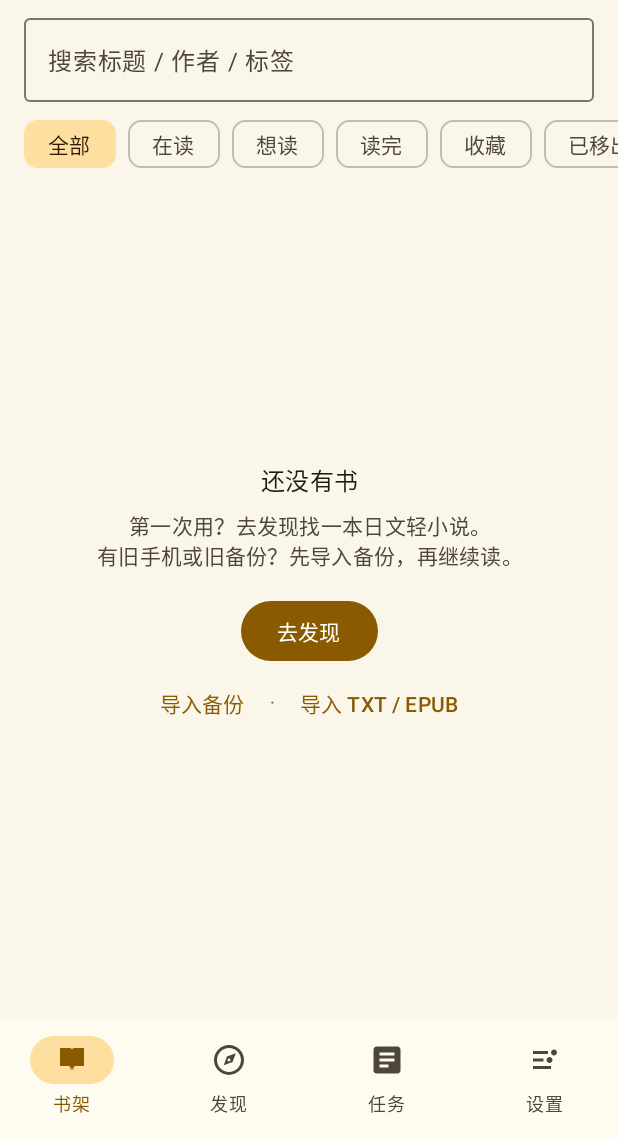
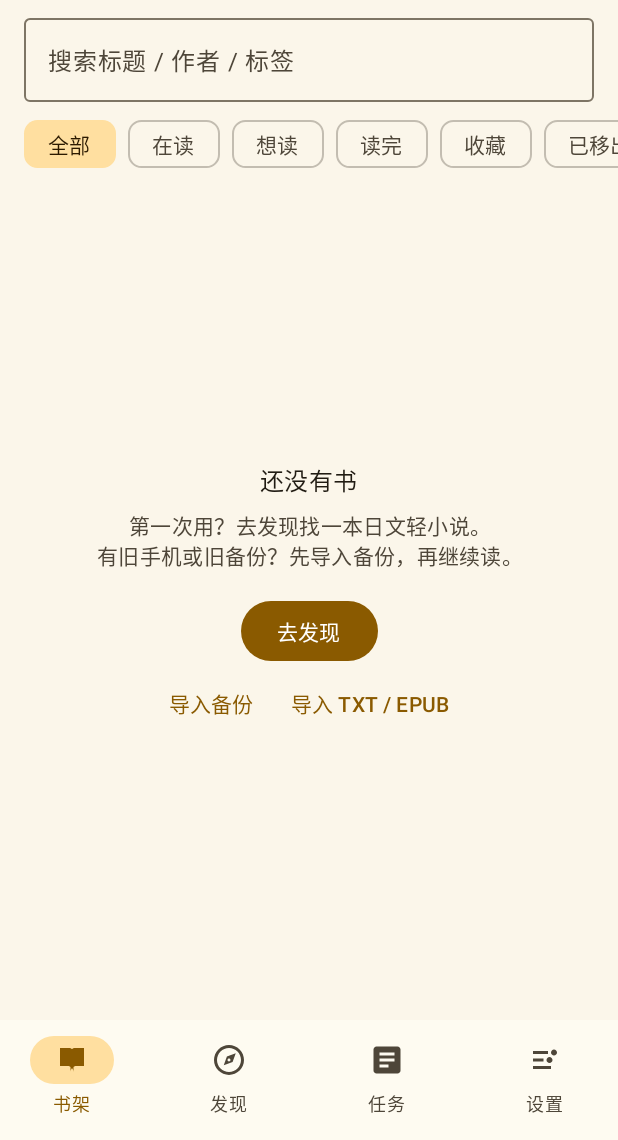
Before and after one commit to Aknpa-Kacyraho/lightnovel, an Android app built with Jetpack Compose: the LibraryRoute screen opened through its navigation route, on a phone screen of 412 x 824 dp, the part 96-1236 px from its top. Run offline under Robolectric (Android 15) with nearby library versions, the phone set to English and light mode, and no system bars; our stand-ins replace Room's generated code; network calls fail.

Commit message:
release: 1.1.1 adaptive reading and honest progress
Cap paged reading at 680dp and center it on tablets and landscape; phone widths are unchanged. Let task actions and empty-shelf entrances wrap with FlowRow when the system font grows. Show the current chapter size before translating and a 正在排版长章节 hint after 300ms so long chapters do not look frozen.

Extract readerContentWidthDp and formatCharCount with coverage, replace deprecated TabRow with PrimaryTabRow, and bump to 1.1.1 / versionCode 40.

```diff
--- a/android/app/build.gradle.kts
+++ b/android/app/build.gradle.kts
@@ -40,8 +40,8 @@ android {
         applicationId = "com.kacyraho.lightnovel"
         minSdk = 26
         targetSdk = 36
-        versionCode = 39
-        versionName = "1.1.0"
+        versionCode = 40
+        versionName = "1.1.1"
 
         testInstrumentationRunner = "androidx.test.runner.AndroidJUnitRunner"
         vectorDrawables.useSupportLibrary = true
--- a/android/app/src/main/java/com/kacyraho/lightnovel/feature/chapters/ChapterListScreen.kt
+++ b/android/app/src/main/java/com/kacyraho/lightnovel/feature/chapters/ChapterListScreen.kt
@@ -43,7 +43,7 @@ import androidx.compose.material3.Scaffold
 import androidx.compose.material3.SnackbarHost
 import androidx.compose.material3.SnackbarHostState
 import androidx.compose.material3.Tab
-import androidx.compose.material3.TabRow
+import androidx.compose.material3.PrimaryTabRow
 import androidx.compose.material3.Text
 import androidx.compose.material3.TextButton
 import androidx.compose.material3.TopAppBar
@@ -379,7 +379,7 @@ fun ChapterListScreen(
                         )
                     }
                     item {
-                        TabRow(selectedTabIndex = if (selectedTab == TAB_INTRO) 0 else 1) {
+                        PrimaryTabRow(selectedTabIndex = if (selectedTab == TAB_INTRO) 0 else 1) {
                             Tab(
                                 selected = selectedTab == TAB_INTRO,
                                 onClick = {
--- a/android/app/src/main/java/com/kacyraho/lightnovel/feature/library/LibraryScreen.kt
+++ b/android/app/src/main/java/com/kacyraho/lightnovel/feature/library/LibraryScreen.kt
@@ -7,6 +7,8 @@ import androidx.compose.foundation.horizontalScroll
 import androidx.compose.foundation.layout.Arrangement
 import androidx.compose.foundation.layout.Box
 import androidx.compose.foundation.layout.Column
+import androidx.compose.foundation.layout.ExperimentalLayoutApi
+import androidx.compose.foundation.layout.FlowRow
 import androidx.compose.foundation.layout.PaddingValues
 import androidx.compose.foundation.layout.Row
 import androidx.compose.foundation.layout.Spacer
@@ -120,7 +122,7 @@ fun LibraryRoute(
     )
 }
 
-@OptIn(ExperimentalMaterial3Api::class)
+@OptIn(ExperimentalMaterial3Api::class, ExperimentalLayoutApi::class)
 @Composable
 fun LibraryScreen(
     state: LibraryUiState,
@@ -346,16 +348,12 @@ fun LibraryScreen(
 
                                 EmptyShelfAction.OPEN_DISCOVER -> {
                                     Button(onClick = onDiscover) { Text("去发现") }
-                                    Row(
-                                        verticalAlignment = Alignment.CenterVertically,
-                                        horizontalArrangement = Arrangement.spacedBy(4.dp),
+                                    FlowRow(
+                                        modifier = Modifier.fillMaxWidth(),
+                                        horizontalArrangement = Arrangement.Center,
+                                        verticalArrangement = Arrangement.spacedBy(0.dp),
                                     ) {
                                         TextButton(onClick = onImport) { Text("导入备份") }
-                                        Text(
-                                            "·",
-                                            style = MaterialTheme.typography.bodySmall,
-                                            color = MaterialTheme.colorScheme.onSurfaceVariant,
-                                        )
                                         TextButton(onClick = onImportDocument) {
                                             Text("导入 TXT / EPUB")
                                         }
--- a/android/app/src/main/java/com/kacyraho/lightnovel/feature/memory/StoryMemoryScreen.kt
+++ b/android/app/src/main/java/com/kacyraho/lightnovel/feature/memory/StoryMemoryScreen.kt
@@ -22,7 +22,7 @@ import androidx.compose.material3.Scaffold
 import androidx.compose.material3.SnackbarHost
 import androidx.compose.material3.SnackbarHostState
 import androidx.compose.material3.Tab
-import androidx.compose.material3.TabRow
+import androidx.compose.material3.PrimaryTabRow
 import androidx.compose.material3.Text
 import androidx.compose.material3.TextButton
 import androidx.compose.material3.TopAppBar
@@ -156,7 +156,7 @@ fun StoryMemoryScreen(
                 .fillMaxSize()
                 .padding(padding),
         ) {
-            TabRow(selectedTabIndex = tab) {
+            PrimaryTabRow(selectedTabIndex = tab) {
                 listOf("术语", "人物", "风格", "前情").forEachIndexed { index, label ->
                     Tab(
                         selected = tab == index,
--- a/android/app/src/main/java/com/kacyraho/lightnovel/feature/reader/ReaderComponents.kt
+++ b/android/app/src/main/java/com/kacyraho/lightnovel/feature/reader/ReaderComponents.kt
@@ -240,6 +240,7 @@ fun ReaderTopBar(
     onShowGlossary: () -> Unit,
     onShowParagraph: () -> Unit,
     onToggleImmersive: () -> Unit,
+    charCount: Int = 0,
 ) {
     val buttonColors = androidx.compose.material3.ButtonDefaults.textButtonColors(
         contentColor = textColor,
@@ -285,6 +286,7 @@ fun ReaderTopBar(
             onShowGlossary = onShowGlossary,
             onShowParagraph = onShowParagraph,
             onToggleImmersive = onToggleImmersive,
+            charCount = charCount,
         )
     }
 }
@@ -389,6 +391,7 @@ private fun TranslationMenu(
     onShowGlossary: () -> Unit,
     onShowParagraph: () -> Unit,
     onToggleImmersive: () -> Unit,
+    charCount: Int = 0,
 ) {
     var expanded by remember { mutableStateOf(false) }
     Box {
@@ -408,6 +411,7 @@ private fun TranslationMenu(
                 translationEnabled = enabled,
                 hasStoryMemory = onOpenMemory != null,
                 queryMode = queryMode,
+                charCount = charCount,
             )
             var renderedGroup: ReaderMenuGroup? = null
             items.forEach { item ->
--- a/android/app/src/main/java/com/kacyraho/lightnovel/feature/tasks/TaskCenterScreen.kt
+++ b/android/app/src/main/java/com/kacyraho/lightnovel/feature/tasks/TaskCenterScreen.kt
@@ -4,6 +4,8 @@ import androidx.compose.foundation.horizontalScroll
 import androidx.compose.foundation.layout.Arrangement
 import androidx.compose.foundation.layout.Box
 import androidx.compose.foundation.layout.Column
+import androidx.compose.foundation.layout.ExperimentalLayoutApi
+import androidx.compose.foundation.layout.FlowRow
 import androidx.compose.foundation.layout.PaddingValues
 import androidx.compose.foundation.layout.Row
 import androidx.compose.foundation.layout.Spacer
@@ -252,6 +254,7 @@ fun TaskCenterRoute(
     }
 }
 
+@OptIn(ExperimentalLayoutApi::class)
 @Composable
 private fun TaskCard(
     task: ChapterTaskRow,
@@ -294,9 +297,10 @@ private fun TaskCard(
                     tone = statusTone(task.status),
                 )
             }
-            Row(
+            FlowRow(
                 modifier = Modifier.fillMaxWidth(),
                 horizontalArrangement = Arrangement.End,
+                verticalArrangement = Arrangement.spacedBy(4.dp),
             ) {
                 TextButton(onClick = onOpen) { Text("查看") }
                 if (canRetry) {
```
Also changed, not shown: android/app/src/main/java/com/kacyraho/lightnovel/feature/reader/ReaderMenu.kt (+12 -1 lines), android/app/src/main/java/com/kacyraho/lightnovel/feature/reader/ReaderRoute.kt (+31 -3 lines), android/app/src/main/java/com/kacyraho/lightnovel/feature/reader/ReaderViewport.kt (added, +11 -0 lines), 11 other files.
